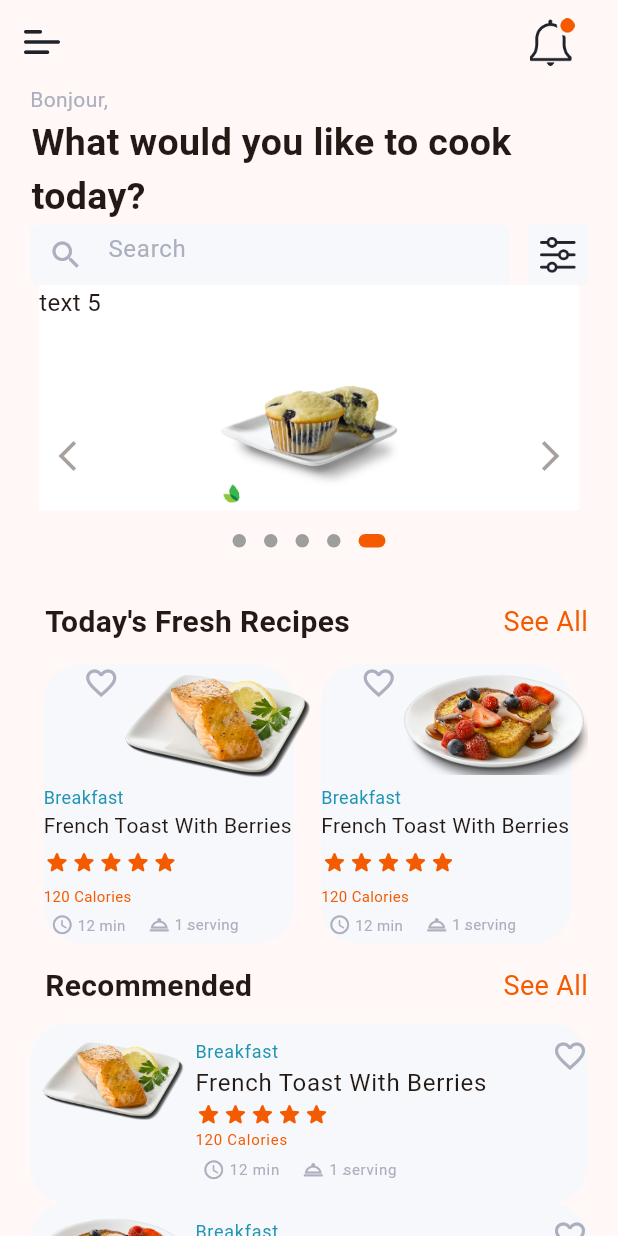
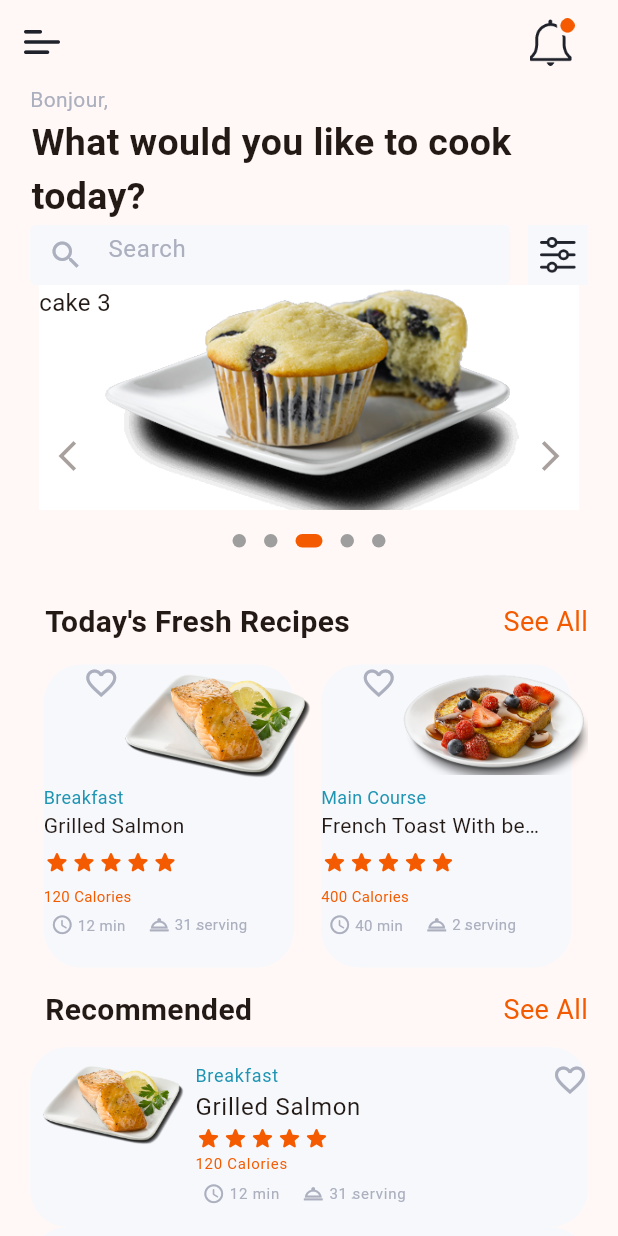
Before and after one commit to nellyibrahim80/receipe, a Flutter app: the HomePage screen opened directly, after a tap on the "arrow back ios new" icon, on a phone screen of 412 x 824 dp. Run offline on Flutter 3.47's test engine with Material 3 defaults, Android fonts, the phone set to English and light mode, and no system bars; drawn by our look-alikes of carousel_slider, dots_indicator; our stand-ins replace bloc, flutter_bloc, get_it, shared_preferences, smooth_page_indicator; accounts and stored records are empty.

```diff
--- /dev/null
+++ b/devtools_options.yaml
@@ -0,0 +1 @@
+extensions:
--- /dev/null
+++ b/lib/cubit/adv_cubit.dart
@@ -0,0 +1,8 @@
+import 'package:bloc/bloc.dart';
+import 'package:meta/meta.dart';
+
+part 'adv_state.dart';
+
+class AdvCubit extends Cubit<AdvState> {
+  AdvCubit() : super(AdvInitial());
+}
--- /dev/null
+++ b/lib/cubit/adv_state.dart
@@ -0,0 +1,6 @@
+part of 'adv_cubit.dart';
+
+@immutable
+abstract class AdvState {}
+
+class AdvInitial extends AdvState {}
--- a/lib/main.dart
+++ b/lib/main.dart
@@ -1,15 +1,18 @@
 import 'package:flutter/material.dart';
+import 'package:flutter_bloc/flutter_bloc.dart';
 import 'package:get_it/get_it.dart';
 import 'package:receipe/screens/splash_screen.dart';
 import 'package:receipe/services/shared_pref.dart';
 import 'package:receipe/utilities/abstract_colors.dart';
 import 'package:shared_preferences/shared_preferences.dart';
 
+import 'cubit/adv_cubit.dart';
+
 void main() async {
   WidgetsFlutterBinding.ensureInitialized();
   try {
     //SharedPrefClass.pref = await SharedPreferences.getInstance();
-    var pref=await SharedPreferences.getInstance();
+    var pref = await SharedPreferences.getInstance();
     GetIt.I.registerSingleton<SharedPreferences>(pref);
 
     if (SharedPrefClass.pref != null) {
@@ -30,7 +33,9 @@ class MyApp extends StatelessWidget {
   // This widget is the root of your application.
   @override
   Widget build(BuildContext context) {
-    return MaterialApp(
+    return BlocProvider(
+      create: (context) => AdvCubit(),
+      child: MaterialApp(
         title: 'Recipe',
         theme: ThemeData(
 
@@ -47,6 +52,7 @@ class MyApp extends StatelessWidget {
           useMaterial3: true,
         ),
         home: const SplashScreen(),
+      ),
     );
   }
 }
--- /dev/null
+++ b/lib/models/recipe.dart
@@ -0,0 +1,28 @@
+class Recipes {
+  String? title;
+  String? image;
+  String? MealType;
+  int? calories;
+
+  int? serving;
+  int? prepare;
+  Recipes.fromJson(Map<String, dynamic> data) {
+    title = data["title"];
+    image = data["image"];
+    MealType = data["MealType"];
+    calories = data["calories"];
+    prepare = data["prepare"];
+    serving = data["serving"];
+  }
+
+  Map<String, dynamic> toJson() {
+    return {
+      "title": title,
+      "image": image,
+      "MealType": MealType,
+      "calories": calories,
+      "prepare": prepare,
+      "serving": serving
+    };
+  }
+}
--- a/lib/screens/home_page.dart
+++ b/lib/screens/home_page.dart
@@ -6,6 +6,8 @@ import 'package:flutter/services.dart';
 import 'package:get_it/get_it.dart';
 import 'package:shared_preferences/shared_preferences.dart';
 //import 'package:smooth_page_indicator/smooth_page_indicator.dart';
+import '../models/advs.dart';
+import '../models/recipe.dart';
 import '../services/shared_pref.dart';
 import '../utilities/abstract_colors.dart';
 import '../widgets/BlackTitle.dart';
@@ -24,6 +26,8 @@ class _HomePageState extends State<HomePage> {
   int current = 0;
   CarouselController carousel = CarouselController();
   TextEditingController searchCtrl = TextEditingController();
+  List<Advs> advList=[];
+  List<Recipes> RecipeList=[];
   @override
   void initState() {
     // TODO: implement initState
@@ -34,9 +38,13 @@ class _HomePageState extends State<HomePage> {
 
   void initdata() async {
     var adsData = await rootBundle.loadString("assets/data/data.json");
-    var decodedData =
-        List<Map<String, dynamic>>.from(jsonDecode(adsData)["ads"]);
-    print("----------------$decodedData");
+    var decodedData = List<Map<String, dynamic>>.from(jsonDecode(adsData)["ads"]);
+    var decodedRecipe=List<Map<String,dynamic>>.from(jsonDecode(adsData)["recipes"]);
+    advList=decodedData.map((e) => Advs.fromJson(e)).toList();
+    RecipeList=decodedRecipe.map((e) => Recipes.fromJson(e)).toList();
+    print("----------------$decodedRecipe");
+    print("----------------$RecipeList");
+
   }
 
   @override
@@ -105,8 +113,8 @@ class _HomePageState extends State<HomePage> {
                         hintText: "Search",
                         prefixIcon: Icon(Icons.search),
                         prefixIconColor: Color(ConstColors.textInput),
-                        enabledBorder: OutlineInputBorder(
-                            borderSide: const BorderSide(
+                        enabledBorder:const OutlineInputBorder(
+                            borderSide:  BorderSide(
                                 color: Color(ConstColors.bgInput))),
 
                         border: OutlineInputBorder(
@@ -124,7 +132,7 @@ class _HomePageState extends State<HomePage> {
                   ),
                   Container(
                     height: 40,
-                    color: Color(ConstColors.bgInput),
+                    color: const Color(ConstColors.bgInput),
                     child: Padding(
                       padding: const EdgeInsets.all(8.0),
                       child: InkWell(
@@ -152,7 +160,7 @@ class _HomePageState extends State<HomePage> {
                               current = index;
                               setState(() {});
                             }),
-                        items: [1, 2, 3, 4, 5].map((i) {
+                        items: advList.map((Advs) {
                           return Builder(
                             builder: (BuildContext context) {
                               return Container(
@@ -162,17 +170,17 @@ class _HomePageState extends State<HomePage> {
                                   decoration: BoxDecoration(
                                       image: DecorationImage(
                                           image: AssetImage(
-                                              "assets/images/image$i.png")),
+                                              "assets/images/${Advs.image}")),
                                       color: Colors.white),
                                   child: Text(
-                                    'text $i',
+                                    Advs.title ?? "",
                                     style: const TextStyle(fontSize: 16.0),
                                   ));
                             },
                           );
                         }).toList(),
                       ),
-                      SizedBox(
+                      const SizedBox(
                         height: 10,
                       ),
                       DotsIndicator(
@@ -237,11 +245,11 @@ class _HomePageState extends State<HomePage> {
               SeeAllHeader(
                 HeaderTitle: "Today's Fresh Recipes",
               ),
-              SingleChildScrollView(
-                scrollDirection: Axis.horizontal,
-                child: Row(
-                  children: [
-                    ...List.generate(3, (index) => SizedBox(
+              SizedBox(
+                height: 210,
+                child: ListView.builder(itemBuilder: (context, index) {
+                  Recipes recipe=RecipeList[index];
+                  return  SizedBox(
                     width: 185,
                     // height: 100,
                     child: Padding(
@@ -270,7 +278,7 @@ class _HomePageState extends State<HomePage> {
                                     alignment: FractionalOffset.topLeft,
                                     maxWidth: 130,
                                     child: Image.asset(
-                                        "assets/images/image${index}small.png",
+                                      "assets/images/${recipe.image}",
                                       width: 200, // Ensure that this value does not exceed maxWidth
                                       height: 80,
                                       //fit: BoxFit.cover,
@@ -279,20 +287,24 @@ class _HomePageState extends State<HomePage> {
                                 )
                               ],
                             ),
-                              RecipeDetails(RecipeIndex: 1,starsPadding: 6,)
+                            RecipeDetails(RecipeIndex: index ,starsPadding: 6, recipeList: RecipeList,)
                           ],
                         ),
                       ),
                     ),
-                    ))
+                  );
+                },
+                scrollDirection: Axis.horizontal,
+                  itemCount: RecipeList.length,
 
-                  ],
                 ),
               ),
+
+
               SeeAllHeader(
                 HeaderTitle: "Recommended",
               ),
-              Recommended(),
+              if(RecipeList!=Null)Recommended(recipeList: RecipeList,)else CircularProgressIndicator(),
             ],
           ),
         ),
--- a/lib/widgets/recipe_details.dart
+++ b/lib/widgets/recipe_details.dart
@@ -1,14 +1,17 @@
 import 'package:flutter/material.dart';
 
+import '../models/recipe.dart';
 import '../utilities/abstract_colors.dart';
 
 class RecipeDetails extends StatelessWidget {
   final int RecipeIndex;
    final double? starsPadding ;
-   RecipeDetails({required this.RecipeIndex,this.starsPadding,super.key});
+    final List<Recipes> recipeList;
+   RecipeDetails({required this.RecipeIndex,this.starsPadding,super.key, required this.recipeList});
 
   @override
   Widget build(BuildContext context) {
+    Recipes recipe=recipeList[RecipeIndex];
     EdgeInsetsGeometry padding = EdgeInsets.only(
       bottom: starsPadding ?? 0.0,
       top: starsPadding ?? 0.0,
@@ -22,7 +25,7 @@ class RecipeDetails extends StatelessWidget {
           mainAxisAlignment: MainAxisAlignment.start,
           children: [
             Text(
-              'Breakfast',
+              recipe.MealType.toString(),
               style: TextStyle(
                   color: Color(ConstColors.textCyanInput),
                   fontSize: 12),
@@ -30,10 +33,16 @@ class RecipeDetails extends StatelessWidget {
           ],
         ),
           Row(
+
             children: [
 
-              Text(
-                'French Toast With Berries',
+              SizedBox(
+                width: 150,
+                child: Text(
+                  recipe.title.toString(),
+                  overflow: TextOverflow.ellipsis,
+                  maxLines: 1,
+                ),
               ),
             ],
           ),
@@ -55,7 +64,7 @@ class RecipeDetails extends StatelessWidget {
 
           Row(
             children: [
-              Text('120 Calories',
+              Text('${recipe.calories} Calories',
                   style: TextStyle(
                       color: Color(ConstColors.titleColors),
                       fontSize: 10)),
@@ -70,7 +79,7 @@ class RecipeDetails extends StatelessWidget {
                 Icon(
                     Icons.access_time_rounded,
                     color: Color(ConstColors.textInput),size: 15),
-                Text(' 12 min',
+                Text(' ${recipe.prepare} min',
                     style: TextStyle(
                         color: Color(ConstColors.textInput),
                         fontSize: 10)),
@@ -78,7 +87,7 @@ class RecipeDetails extends StatelessWidget {
                 Icon(
                     Icons.room_service_outlined,
                     color: Color(ConstColors.textInput),size: 15),
-                Text(' 1 ٍserving',
+                Text(' ${recipe.serving} ٍserving',
                     style: TextStyle(
                         color: Color(ConstColors.textInput),
                         fontSize: 10)),
--- a/lib/widgets/recommended.dart
+++ b/lib/widgets/recommended.dart
@@ -1,13 +1,16 @@
 import 'package:flutter/material.dart';
 import 'package:receipe/widgets/recipe_details.dart';
 
+import '../models/recipe.dart';
 import '../utilities/abstract_colors.dart';
 
 class Recommended extends StatelessWidget {
-  const Recommended({super.key});
+  final List<Recipes> recipeList;
+  const Recommended({super.key, required this.recipeList});
 
   @override
   Widget build(BuildContext context) {
+    // Recipes recipe=recipeList[];
     return
 
       SingleChildScrollView(
@@ -15,7 +18,9 @@ class Recommended extends StatelessWidget {
           shrinkWrap: true,
           scrollDirection: Axis.vertical,
           children: [
-            ...List.generate(3, (index) =>  Card(
+            ...List.generate(recipeList.length, (index) {
+              Recipes recipe=recipeList[index];
+          return Card(
             color: Color(ConstColors.bgInput),
             shape: RoundedRectangleBorder(borderRadius: BorderRadius.circular(25)),
 
@@ -30,12 +35,12 @@ class Recommended extends StatelessWidget {
               leading: Container(
                 //color: Colors.red,
                 child: Image.asset(
-                    "assets/images/image${index}small.png",
+                  "assets/images/${recipe.image}",
                   width: 110, // Ensure that this value does not exceed maxWidth
 
                   //fit: BoxFit.cover,
                 ),
-                ),title: RecipeDetails(RecipeIndex: 1,),
+              ),title: RecipeDetails(RecipeIndex: index, recipeList: recipeList,),
               trailing: Column(
                 crossAxisAlignment: CrossAxisAlignment.start,
                 children: [
@@ -45,7 +50,9 @@ class Recommended extends StatelessWidget {
                   ),
                 ],
               ),),
-            ),)
+          );
+        }
+                ,)
 
           ],
         ),
--- a/pubspec.yaml
+++ b/pubspec.yaml
@@ -40,6 +40,7 @@ dependencies:
   shared_preferences: ^2.2.2
   dots_indicator: ^3.0.0
   get_it: ^7.6.4
+  flutter_bloc: ^8.1.3
 
 dev_dependencies:
   flutter_test:
```
Also changed, not shown: assets/data/data.json (+9 -4 lines), assets/images/image2.png, pubspec.lock. Lines whose indentation alone changed are shown as unchanged.
